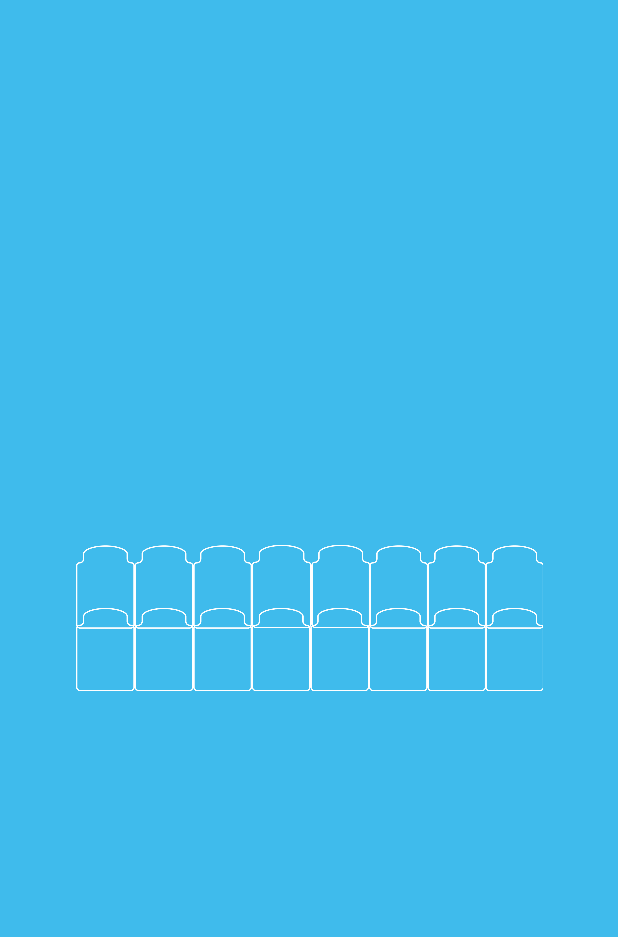
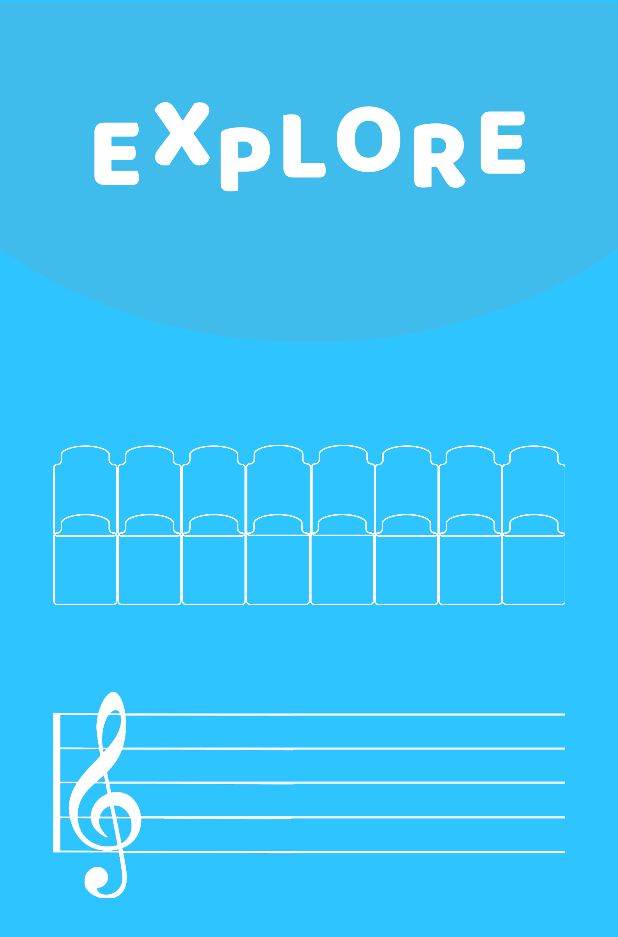
Before and after one commit to hkwang24/beatwalk, an Android app: the ExploreActivity screen opened directly, with no data from a screen before it, on a phone screen of 412 x 824 dp. Shown: the top 937 px of the screen. Run offline under Robolectric (Android 15) with nearby library versions, the phone set to English and light mode, and no system bars.

Commit message:
updated layouts

```diff
--- a/android/app/src/main/res/layout/activity_explore.xml
+++ b/android/app/src/main/res/layout/activity_explore.xml
@@ -3,14 +3,27 @@
     android:orientation="vertical"
     android:layout_width="match_parent"
     android:layout_height="match_parent"
-    android:background="#3FBBEC">
+    android:background="#2DC4FF">
+
+    <ImageView
+        android:id="@+id/explore_title"
+        android:layout_width="match_parent"
+        android:layout_height="230dp"
+        android:src="@drawable/explore_title" />
 
     <ImageView
         android:id="@+id/block_base"
-        android:layout_width="wrap_content"
-        android:layout_height="wrap_content"
-        android:padding="50dp"
-        android:layout_centerInParent="true"
-        android:src="@drawable/block_base"/>
+        android:layout_width="342dp"
+        android:layout_height="220dp"
+        android:layout_gravity="center"
+        android:layout_marginTop="10dp"
+        android:src="@drawable/block_base" />
+
+    <ImageView
+        android:id="@+id/staff"
+        android:layout_width="342dp"
+        android:layout_height="139dp"
+        android:layout_gravity="center"
+        android:src="@drawable/staff" />
 
 </LinearLayout>
--- a/android/app/src/main/res/layout/activity_main.xml
+++ b/android/app/src/main/res/layout/activity_main.xml
@@ -3,7 +3,8 @@
     android:orientation="vertical"
     android:layout_width="match_parent"
     android:layout_height="match_parent"
-    android:gravity="center">
+    android:gravity="center"
+    android:background="#9A45E6">
 
     <ImageView
         android:id="@+id/background"
--- a/android/app/src/main/res/layout/splash_screen.xml
+++ b/android/app/src/main/res/layout/splash_screen.xml
@@ -3,7 +3,8 @@
     android:orientation="vertical"
     android:layout_width="match_parent"
     android:layout_height="match_parent"
-    android:gravity="center">
+    android:gravity="center"
+    android:background="#9A45E6">
 
     <ImageView
         android:id="@+id/background"
```
Also changed, not shown: android/app/src/main/res/layout/activity_play.xml (+53 -16 lines), android/app/src/main/res/layout/activity_song_one.xml (+14 -27 lines), android/app/src/main/res/layout/content_song_one.xml (+17 -15 lines), android/app/src/main/res/drawable/baby_icon.png (added), android/app/src/main/res/drawable/explore_title.png (added), android/app/src/main/res/drawable/itsy_icon.png (added), android/app/src/main/res/drawable/joy_icon.png (added), android/app/src/main/res/drawable/mary_icon.png (added), android/app/src/main/res/drawable/mary_title.png (added), android/app/src/main/res/drawable/play_screen_title.png (added), android/app/src/main/res/drawable/row_icon.png (added), android/app/src/main/res/drawable/staff.png (added).
